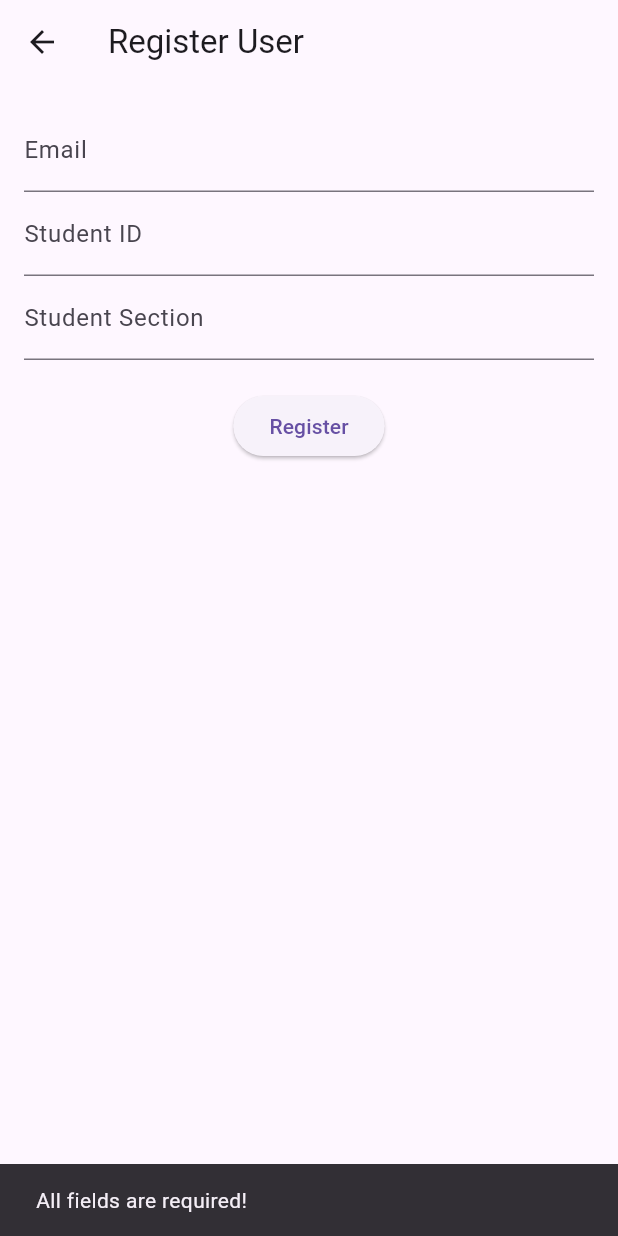
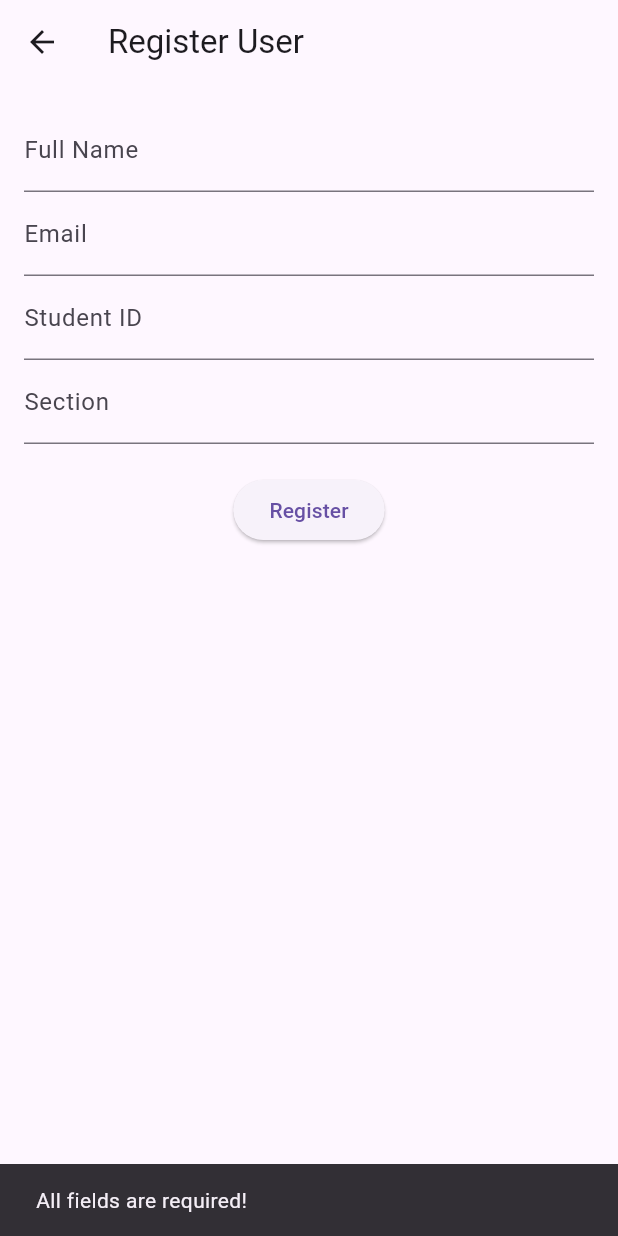
Before and after one commit to HEILLER4/capstone, a Flutter app: the RegisterUserScreen screen opened directly, after a tap on "Register", on a phone screen of 412 x 824 dp. Run offline on Flutter 3.47's test engine with Material 3 defaults, Android fonts, the phone set to English and light mode, and no system bars; our stand-ins replace cloud_firestore, firebase_core, gallery_saver, permission_handler, qr_flutter; accounts and stored records are empty.

Commit message:
Still buggy

```diff
--- a/lib/main.dart
+++ b/lib/main.dart
@@ -1,8 +1,11 @@
 import 'package:flutter/material.dart';
+import 'package:firebase_core/firebase_core.dart';
 import 'register_screen.dart';
 import 'validate_screen.dart';
 
-void main() {
+void main() async {
+  WidgetsFlutterBinding.ensureInitialized();
+  await Firebase.initializeApp();  // Initialize Firebase
   runApp(MyApp());
 }
 
--- a/lib/register_screen.dart
+++ b/lib/register_screen.dart
@@ -1,5 +1,6 @@
 import 'package:flutter/material.dart';
-import 'package:firebase_database/firebase_database.dart';
+import 'package:cloud_firestore/cloud_firestore.dart';
+import 'package:proto_run/utils/qr_generator.dart'; // Import QR generator
 
 class RegisterUserScreen extends StatefulWidget {
   @override
@@ -7,35 +8,44 @@ class RegisterUserScreen extends StatefulWidget {
 }
 
 class _RegisterUserScreenState extends State<RegisterUserScreen> {
+  final TextEditingController nameController = TextEditingController(); // Added Name Controller
   final TextEditingController emailController = TextEditingController();
-  final TextEditingController studIdController = TextEditingController();
-  final TextEditingController studSectController = TextEditingController();
-  final DatabaseReference dbRef = FirebaseDatabase.instance.ref("test_user");
+  final TextEditingController stud_idController = TextEditingController();
+  final TextEditingController sectionController = TextEditingController(); // Changed sect -> section
 
-  void registerUser() {
+  void registerUser() async {
+    String name = nameController.text.trim(); // New name input
     String email = emailController.text.trim();
-    String studId = studIdController.text.trim();
-    String studSect = studSectController.text.trim();
+    String studId = stud_idController.text.trim();
+    String section = sectionController.text.trim(); // Updated section field
 
-    if (email.isEmpty || studId.isEmpty || studSect.isEmpty) {
+    if (name.isEmpty || email.isEmpty || studId.isEmpty || section.isEmpty) {
       ScaffoldMessenger.of(context).showSnackBar(
         SnackBar(content: Text("All fields are required!")),
       );
       return;
     }
 
-    String userId = dbRef.push().key!; // Generate a unique key for the user
-    dbRef.child(userId).set({
+    String userId = FirebaseFirestore.instance.collection("users").doc().id; // Generate Firestore document ID
+
+    // ✅ Store data in Firestore
+    await FirebaseFirestore.instance.collection("users").doc(userId).set({
+      "name": name, // New field
       "email": email,
       "stud_Id": studId,
-      "stud_Sect": studSect,
-    }).then((_) {
+      "section": section, // Updated field name
+    }).then((_) async {
       ScaffoldMessenger.of(context).showSnackBar(
         SnackBar(content: Text("User registered successfully!")),
       );
+
+      // ✅ Save QR Code Image to Device
+      await saveQRCode(studId);
+
+      nameController.clear();
       emailController.clear();
-      studIdController.clear();
-      studSectController.clear();
+      stud_idController.clear();
+      sectionController.clear();
     }).catchError((error) {
       ScaffoldMessenger.of(context).showSnackBar(
         SnackBar(content: Text("Error: $error")),
@@ -51,9 +61,10 @@ class _RegisterUserScreenState extends State<RegisterUserScreen> {
         padding: const EdgeInsets.all(16.0),
         child: Column(
           children: [
+            TextField(controller: nameController, decoration: InputDecoration(labelText: "Full Name")), // Added Name
             TextField(controller: emailController, decoration: InputDecoration(labelText: "Email")),
-            TextField(controller: studIdController, decoration: InputDecoration(labelText: "Student ID")),
-            TextField(controller: studSectController, decoration: InputDecoration(labelText: "Student Section")),
+            TextField(controller: stud_idController, decoration: InputDecoration(labelText: "Student ID")),
+            TextField(controller: sectionController, decoration: InputDecoration(labelText: "Section")), // Updated Section
             SizedBox(height: 20),
             ElevatedButton(
               onPressed: registerUser,
```
Also changed, not shown: lib/utils/qr_generator.dart (added, +62 -0 lines), lib/validate_screen.dart (+22 -29 lines), pubspec.yaml (+11 -6 lines), pubspec.lock, 9 other files.
